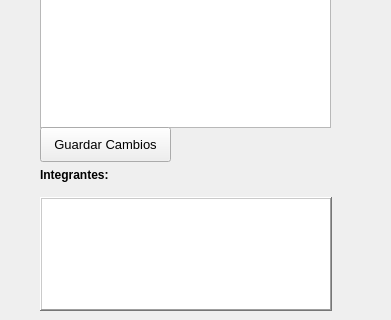
First picture: the form in UI_QT/info_grupo.ui, repository bayronortiz/gruposneo, before the edit; both pictures show x 0 to 391 and y 133 to 453 of the 391 by 595 pixel window.
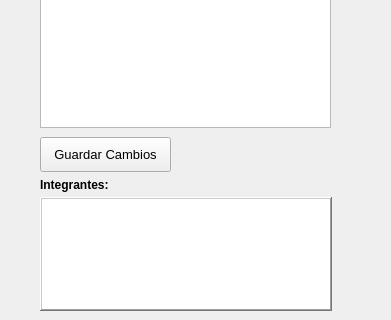
Second picture: the form after the edit.

The edit to the form file:
```diff
--- a/UI_QT/info_grupo.ui
+++ b/UI_QT/info_grupo.ui
@@ -143,7 +143,7 @@
    <property name="geometry">
     <rect>
      <x>40</x>
-     <y>300</y>
+     <y>310</y>
      <width>171</width>
      <height>16</height>
     </rect>
@@ -279,7 +279,7 @@
    <property name="geometry">
     <rect>
      <x>40</x>
-     <y>260</y>
+     <y>270</y>
      <width>131</width>
      <height>35</height>
     </rect>
```
Left out of the diff: 5 changed lines with no effect on the pictures.
